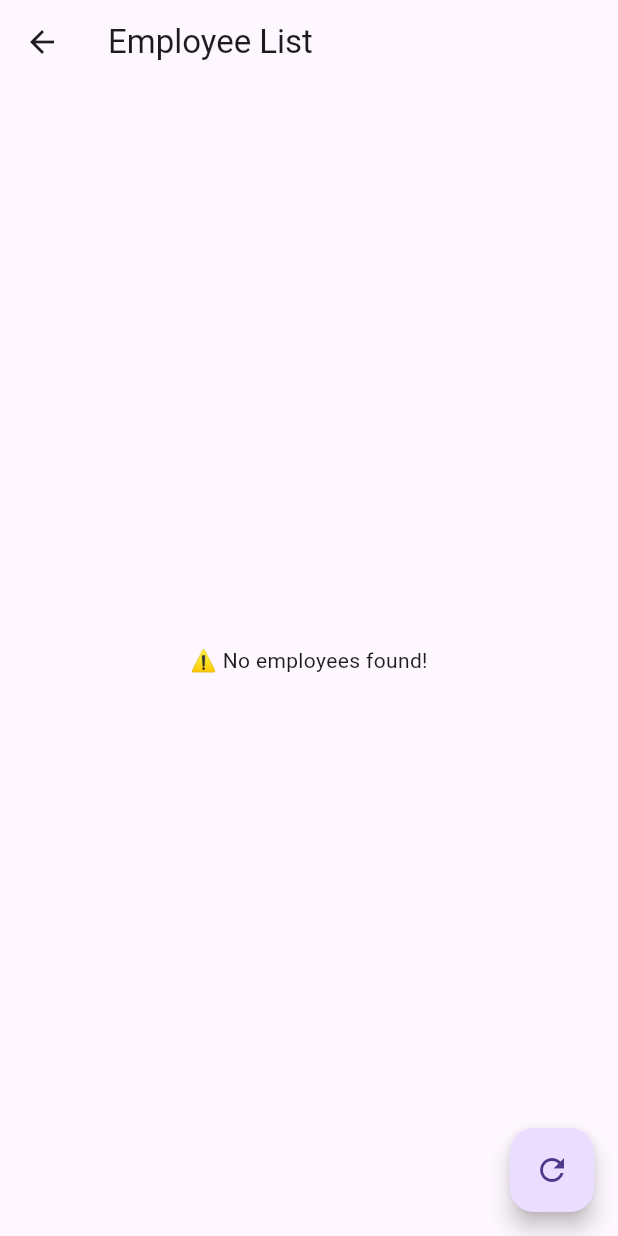
After one commit to zisan-swe/bio_attendance_app, a Flutter app: the EmployeeListPage screen opened directly, on a phone screen of 412 x 824 dp. The commit adds this screen. Run offline on Flutter 3.47's test engine with Material 3 defaults, Android fonts, the phone set to English and light mode, and no system bars; our stand-ins replace geolocator, image_picker, sqflite, timezone; accounts and stored records are empty; network calls fail.

```diff
--- a/lib/screens/attendance/attendance_list_page.dart
+++ b/lib/screens/attendance/attendance_list_page.dart
@@ -166,7 +166,8 @@ class _AttendanceListPageState extends State<AttendanceListPage> {
                       margin: const EdgeInsets.symmetric(horizontal: 10, vertical: 5),
                       child: ListTile(
                         leading: CircleAvatar(
-                          backgroundColor: _getStatusColor(attendance.status),
+                          // backgroundColor: _getStatusColor(attendance.status),
+                          backgroundColor: Colors.lightGreenAccent,
                           child: Icon(
                             _getActionIcon(attendance.attendanceStatus),
                             color: Colors.white,
--- /dev/null
+++ b/lib/screens/employee/labour_list.dart
@@ -0,0 +1,95 @@
+import 'package:flutter/material.dart';
+import '../../models/employee_model.dart';
+import '../../services/api_service.dart';
+import 'employee_edit_page.dart';
+
+class EmployeeListPage extends StatefulWidget {
+  const EmployeeListPage({super.key});
+
+  @override
+  State<EmployeeListPage> createState() => _EmployeeListPageState();
+}
+
+class _EmployeeListPageState extends State<EmployeeListPage> {
+  List<EmployeeModel> _employees = [];
+  bool _isLoading = true;
+
+  @override
+  void initState() {
+    super.initState();
+    _loadEmployees();
+  }
+
+  Future<void> _loadEmployees() async {
+    setState(() => _isLoading = true);
+    final list = await ApiService.fetchEmployees(code: "01", blockId: 1);
+    setState(() {
+      _employees = list;
+      _isLoading = false;
+    });
+  }
+
+  void _editEmployee(EmployeeModel employee) async {
+    final updatedEmployee = await Navigator.push<EmployeeModel>(
+      context,
+      MaterialPageRoute(
+        builder: (_) => EmployeeEditPage(employee: employee),
+      ),
+    );
+
+    if (updatedEmployee != null) {
+      // Update locally
+      final index = _employees.indexWhere((e) => e.id == updatedEmployee.id);
+      if (index != -1) {
+        setState(() {
+          _employees[index] = updatedEmployee;
+        });
+      }
+    }
+  }
+
+  @override
+  Widget build(BuildContext context) {
+    return Scaffold(
+      appBar: AppBar(title: const Text("Employee List")),
+      body: _isLoading
+          ? const Center(child: CircularProgressIndicator())
+          : _employees.isEmpty
+          ? const Center(child: Text("⚠ No employees found!"))
+          : ListView.builder(
+        itemCount: _employees.length,
+        itemBuilder: (context, index) {
+          final emp = _employees[index];
+          return Card(
+            margin: const EdgeInsets.symmetric(horizontal: 12, vertical: 6),
+            child: ListTile(
+              leading: CircleAvatar(
+                backgroundImage: emp.imagePath.isNotEmpty
+                    ? NetworkImage(emp.imagePath)
+                    : null,
+                child: emp.imagePath.isEmpty ? Text(emp.name[0]) : null,
+              ),
+              title: Text(emp.name),
+              subtitle: Column(
+                crossAxisAlignment: CrossAxisAlignment.start,
+                children: [
+                  Text("Employee No: ${emp.employeeNo}"),
+                  Text("Phone: ${emp.phone}"),
+                  // Text("Daily Wages: ${emp.dailyWages}"),
+                ],
+              ),
+              trailing: IconButton(
+                icon: const Icon(Icons.edit, color: Colors.blue),
+                onPressed: () => _editEmployee(emp),
+              ),
+            ),
+          );
+        },
+      ),
+      floatingActionButton: FloatingActionButton(
+        onPressed: _loadEmployees,
+        child: const Icon(Icons.refresh),
+      ),
+    );
+  }
+}
--- a/lib/services/api_service.dart
+++ b/lib/services/api_service.dart
@@ -1,6 +1,7 @@
 import 'dart:convert';
 import 'package:http/http.dart' as http;
 import '../models/attendance_model.dart';
+import '../models/employee_model.dart';
 
 class ApiService {
   static const String baseUrl = "https://kisan.rahmangrouperp.com/api/v1";
@@ -73,5 +74,58 @@ class ApiService {
     }
   }
 
+  /// --- Fetch Employee / Labour List ---
+  static Future<List<EmployeeModel>> fetchEmployees({
+    required String code,
+    required int blockId,
+  }) async {
+    final url = Uri.parse("$baseUrl/labour-list?code=$code&block_id=$blockId");
+
+    try {
+      final response = await http.get(url);
+
+      if (response.statusCode == 200) {
+        final data = jsonDecode(response.body);
+        final List<dynamic> employees = data['data'] ?? [];
+        return employees.map((e) => EmployeeModel.fromJson(e)).toList();
+      } else {
+        print("❌ Failed to fetch employees: ${response.statusCode}");
+        return [];
+      }
+    } catch (e) {
+      print("❌ Exception while fetching employees: $e");
+      return [];
+    }
+  }
+
+  /// --- Update Employee ---
+  static Future<bool> updateEmployee(EmployeeModel employee) async {
+    final url = Uri.parse("$baseUrl/labour-update/${employee.id}");
+    final headers = {"Content-Type": "application/json"};
+
+    try {
+      final response = await http.put(
+        url,
+        headers: headers,
+        body: jsonEncode(employee.toJson()),
+      );
+
+      if (response.statusCode == 200) {
+        print("✅ Employee updated successfully: ${response.body}");
+        return true;
+      } else {
+        print("❌ Failed to update employee: ${response.statusCode}");
+        print("Response: ${response.body}");
+        return false;
+      }
+    } catch (e) {
+      print("❌ Exception while updating employee: $e");
+      return false;
+    }
+  }
+
+
+
+
 
 }
```
Also changed, not shown: lib/db/database_helper.dart (+48 -0 lines), lib/db/setting_seeder.dart (+9 -9 lines), lib/models/employee_model.dart (+14 -2 lines), lib/providers/auth_provider.dart (+86 -6 lines), lib/screens/attendance/attendance_page.dart (+7 -7 lines), lib/screens/home_screen.dart (+85 -23 lines), lib/screens/login_screen.dart (+49 -8 lines), lib/screens/worker/worker_page.dart (+44 -22 lines).
